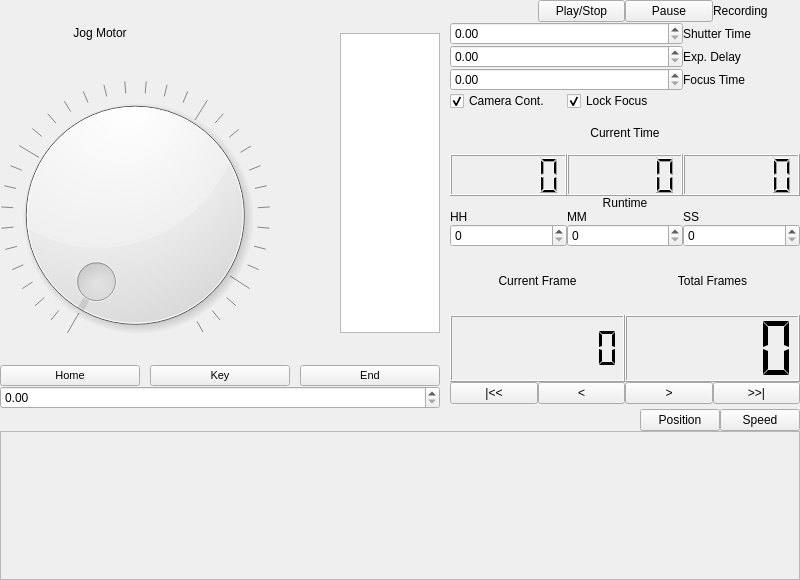
Before: the Qt Designer form Graffik/gui/filmwindow.ui in DynamicPerception/Graffik_Legacy, drawn with Qt 5.
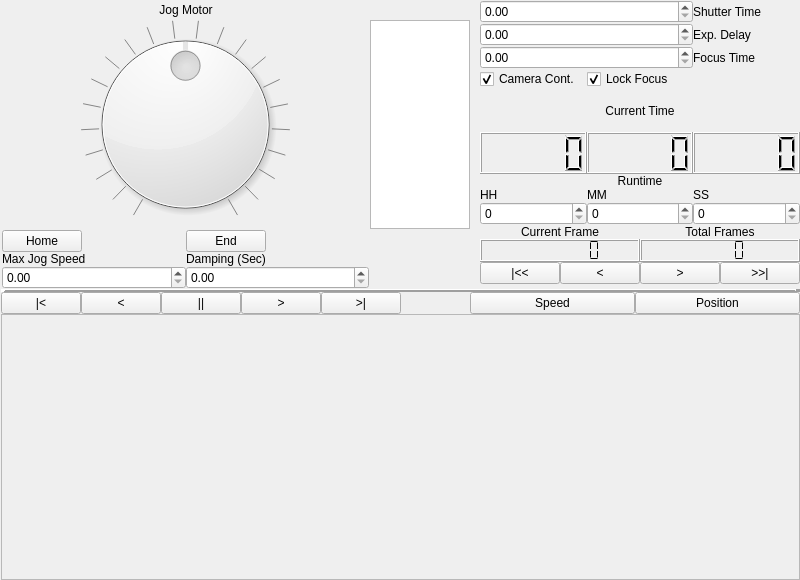
After: the same form once the commit is applied.

Commit message: * Re-factored several classes to not need to know about specific network object instances * Added damping and max jog speed values to retained axis options * Added damping and max jog speed control

```diff
--- a/Graffik/gui/filmwindow.ui
+++ b/Graffik/gui/filmwindow.ui
@@ -14,43 +14,234 @@
    <string>Form</string>
   </property>
   <layout class="QGridLayout" name="gridLayout">
+   <property name="sizeConstraint">
+    <enum>QLayout::SetDefaultConstraint</enum>
+   </property>
    <property name="margin">
     <number>0</number>
    </property>
    <property name="spacing">
     <number>0</number>
    </property>
-   <item row="1" column="4" colspan="2">
-    <widget class="QPushButton" name="pushButton_5">
+   <item row="2" column="0">
+    <layout class="QGridLayout" name="gridLayout_5">
+     <item row="0" column="1" colspan="2">
+      <layout class="QGridLayout" name="jogGrid">
+       <property name="sizeConstraint">
+        <enum>QLayout::SetDefaultConstraint</enum>
+       </property>
+       <property name="leftMargin">
+        <number>1</number>
+       </property>
+       <property name="rightMargin">
+        <number>0</number>
+       </property>
+       <property name="bottomMargin">
+        <number>0</number>
+       </property>
+       <property name="spacing">
+        <number>0</number>
+       </property>
+       <item row="0" column="0" colspan="3">
+        <widget class="QLabel" name="jobLabel">
      <property name="text">
-      <string>Position</string>
-     </property>
-    </widget>
-   </item>
-   <item row="1" column="6">
-    <widget class="QPushButton" name="pushButton_4">
+          <string>Jog Motor</string>
+         </property>
+         <property name="alignment">
+          <set>Qt::AlignCenter</set>
+         </property>
+        </widget>
+       </item>
+       <item row="1" column="0" rowspan="2" colspan="2">
+        <widget class="QDial" name="jogDial">
+         <property name="cursor">
+          <cursorShape>OpenHandCursor</cursorShape>
+         </property>
+         <property name="minimum">
+          <number>-210</number>
+         </property>
+         <property name="maximum">
+          <number>210</number>
+         </property>
+         <property name="value">
+          <number>0</number>
+         </property>
+         <property name="orientation">
+          <enum>Qt::Horizontal</enum>
+         </property>
+         <property name="notchTarget">
+          <double>20.000000000000000</double>
+         </property>
+         <property name="notchesVisible">
+          <bool>true</bool>
+         </property>
+        </widget>
+       </item>
+       <item row="3" column="0" colspan="2">
+        <spacer name="horizontalSpacer_2">
+         <property name="orientation">
+          <enum>Qt::Horizontal</enum>
+         </property>
+         <property name="sizeHint" stdset="0">
+          <size>
+           <width>40</width>
+           <height>1</height>
+          </size>
+         </property>
+        </spacer>
+       </item>
+       <item row="1" column="2" rowspan="2">
+        <spacer name="verticalSpacer_4">
+         <property name="orientation">
+          <enum>Qt::Vertical</enum>
+         </property>
+         <property name="sizeType">
+          <enum>QSizePolicy::MinimumExpanding</enum>
+         </property>
+         <property name="sizeHint" stdset="0">
+          <size>
+           <width>1</width>
+           <height>200</height>
+          </size>
+         </property>
+        </spacer>
+       </item>
+       <item row="4" column="0">
+        <layout class="QGridLayout" name="gridLayout_4">
+         <item row="0" column="0">
+          <widget class="QPushButton" name="jogHomeButton">
      <property name="text">
-      <string>Speed</string>
+            <string>Home</string>
      </property>
     </widget>
    </item>
-   <item row="1" column="3">
-    <spacer name="horizontalSpacer">
+         <item row="0" column="2">
+          <widget class="QPushButton" name="jogEndButton">
+           <property name="text">
+            <string>End</string>
+           </property>
+          </widget>
+         </item>
+         <item row="2" column="0" colspan="2">
+          <widget class="QDoubleSpinBox" name="jogSpeedSpin">
+           <property name="maximum">
+            <double>200.000000000000000</double>
+           </property>
+          </widget>
+         </item>
+         <item row="2" column="2" colspan="2">
+          <widget class="QDoubleSpinBox" name="jogDampSpin"/>
+         </item>
+         <item row="1" column="0" colspan="2">
+          <widget class="QLabel" name="jogSpeedLabel">
+           <property name="text">
+            <string>Max Jog Speed</string>
+           </property>
+          </widget>
+         </item>
+         <item row="1" column="2" colspan="2">
+          <widget class="QLabel" name="jogDampLabel">
+           <property name="text">
+            <string>Damping (Sec)</string>
+           </property>
+          </widget>
+         </item>
+         <item row="0" column="3">
+          <spacer name="horizontalSpacer_3">
      <property name="orientation">
       <enum>Qt::Horizontal</enum>
      </property>
+           <property name="sizeHint" stdset="0">
+            <size>
+             <width>40</width>
+             <height>20</height>
+            </size>
+           </property>
+          </spacer>
+         </item>
+         <item row="0" column="1">
+          <spacer name="horizontalSpacer_4">
+           <property name="orientation">
+            <enum>Qt::Horizontal</enum>
+           </property>
+           <property name="sizeHint" stdset="0">
+            <size>
+             <width>40</width>
+             <height>20</height>
+            </size>
+           </property>
+          </spacer>
+         </item>
+        </layout>
+       </item>
+       <item row="1" column="3" rowspan="2">
+        <widget class="QListView" name="devButtonList">
+         <property name="enabled">
+          <bool>true</bool>
+         </property>
+         <property name="sizePolicy">
+          <sizepolicy hsizetype="Expanding" vsizetype="Expanding">
+           <horstretch>72</horstretch>
+           <verstretch>100</verstretch>
+          </sizepolicy>
+         </property>
+         <property name="maximumSize">
+          <size>
+           <width>100</width>
+           <height>306</height>
+          </size>
+         </property>
+         <property name="baseSize">
+          <size>
+           <width>50</width>
+           <height>250</height>
+          </size>
+         </property>
+         <property name="frameShadow">
+          <enum>QFrame::Raised</enum>
+         </property>
+         <property name="midLineWidth">
+          <number>1</number>
+         </property>
+         <property name="autoScroll">
+          <bool>true</bool>
+         </property>
+         <property name="autoScrollMargin">
+          <number>8</number>
+         </property>
+         <property name="dragEnabled">
+          <bool>true</bool>
+         </property>
+         <property name="dragDropMode">
+          <enum>QAbstractItemView::InternalMove</enum>
+         </property>
+         <property name="defaultDropAction">
+          <enum>Qt::MoveAction</enum>
+         </property>
+         <property name="alternatingRowColors">
+          <bool>true</bool>
+         </property>
+        </widget>
+       </item>
+       <item row="0" column="3">
+        <spacer name="verticalSpacer_2">
+         <property name="orientation">
+          <enum>Qt::Vertical</enum>
+         </property>
      <property name="sizeType">
-      <enum>QSizePolicy::Maximum</enum>
+          <enum>QSizePolicy::Fixed</enum>
      </property>
      <property name="sizeHint" stdset="0">
       <size>
-       <width>200</width>
+           <width>1</width>
        <height>20</height>
       </size>
      </property>
     </spacer>
    </item>
-   <item row="0" column="2" colspan="5">
+      </layout>
+     </item>
+     <item row="0" column="3">
     <layout class="QGridLayout" name="gridLayout_6">
      <property name="leftMargin">
       <number>10</number>
@@ -58,31 +249,24 @@
      <property name="bottomMargin">
       <number>5</number>
      </property>
-     <item row="4" column="4">
+       <item row="3" column="4">
       <widget class="QPushButton" name="pushButton_9">
        <property name="text">
         <string>&gt;&gt;|</string>
        </property>
       </widget>
      </item>
-     <item row="3" column="3" colspan="2">
-      <widget class="QLCDNumber" name="lcdNumber">
-       <property name="lineWidth">
-        <number>1</number>
-       </property>
-       <property name="segmentStyle">
-        <enum>QLCDNumber::Flat</enum>
-       </property>
-      </widget>
-     </item>
-     <item row="0" column="4">
-      <widget class="QLabel" name="label_10">
-       <property name="text">
-        <string>Recording</string>
-       </property>
-      </widget>
-     </item>
      <item row="2" column="3" colspan="2">
+        <widget class="QLCDNumber" name="lcdNumber">
+         <property name="lineWidth">
+          <number>1</number>
+         </property>
+         <property name="segmentStyle">
+          <enum>QLCDNumber::Flat</enum>
+         </property>
+        </widget>
+       </item>
+       <item row="1" column="3" colspan="2">
       <widget class="QLabel" name="label_12">
        <property name="text">
         <string>Total Frames</string>
@@ -92,7 +276,7 @@
        </property>
       </widget>
      </item>
-     <item row="3" column="1" colspan="2">
+       <item row="2" column="1" colspan="2">
       <widget class="QLCDNumber" name="lcdNumber_2">
        <property name="font">
         <font>
@@ -111,7 +295,7 @@
        </property>
       </widget>
      </item>
-     <item row="2" column="1" colspan="2">
+       <item row="1" column="1" colspan="2">
       <widget class="QLabel" name="label_11">
        <property name="text">
         <string>Current Frame</string>
@@ -121,42 +305,28 @@
        </property>
       </widget>
      </item>
-     <item row="4" column="1">
+       <item row="3" column="1">
       <widget class="QPushButton" name="pushButton_7">
        <property name="text">
         <string>|&lt;&lt;</string>
        </property>
       </widget>
      </item>
-     <item row="4" column="2">
+       <item row="3" column="2">
       <widget class="QPushButton" name="pushButton_8">
        <property name="text">
         <string>&lt;</string>
        </property>
       </widget>
      </item>
-     <item row="4" column="3">
+       <item row="3" column="3">
       <widget class="QPushButton" name="pushButton_10">
        <property name="text">
         <string>&gt;</string>
        </property>
       </widget>
      </item>
-     <item row="0" column="3">
-      <widget class="QPushButton" name="pushButton_11">
-       <property name="text">
-        <string>Pause</string>
-       </property>
-      </widget>
-     </item>
-     <item row="0" column="2">
-      <widget class="QPushButton" name="pushButton_12">
-       <property name="text">
-        <string>Play/Stop</string>
-       </property>
-      </widget>
-     </item>
-     <item row="1" column="1" colspan="4">
+       <item row="0" column="1" colspan="4">
       <layout class="QGridLayout" name="gridLayout_2">
        <item row="0" column="0" rowspan="7">
         <spacer name="verticalSpacer">
@@ -291,188 +461,7 @@
      </item>
     </layout>
    </item>
-   <item row="0" column="1">
-    <layout class="QVBoxLayout" name="verticalLayout">
-     <item>
-      <layout class="QHBoxLayout" name="horizontalLayout_3">
-       <item>
-        <layout class="QGridLayout" name="gridLayout_5">
-         <property name="spacing">
-          <number>0</number>
-         </property>
-         <item row="1" column="0">
-          <widget class="QLabel" name="label">
-           <property name="text">
-            <string>Jog Motor</string>
-           </property>
-           <property name="alignment">
-            <set>Qt::AlignCenter</set>
-           </property>
-          </widget>
-         </item>
-         <item row="1" column="3" rowspan="3">
-          <widget class="QListView" name="devButtonList">
-           <property name="enabled">
-            <bool>true</bool>
-           </property>
-           <property name="sizePolicy">
-            <sizepolicy hsizetype="Fixed" vsizetype="Fixed">
-             <horstretch>75</horstretch>
-             <verstretch>100</verstretch>
-            </sizepolicy>
-           </property>
-           <property name="maximumSize">
-            <size>
-             <width>100</width>
-             <height>300</height>
-            </size>
-           </property>
-           <property name="baseSize">
-            <size>
-             <width>50</width>
-             <height>250</height>
-            </size>
-           </property>
-           <property name="frameShadow">
-            <enum>QFrame::Raised</enum>
-           </property>
-           <property name="autoScroll">
-            <bool>true</bool>
-           </property>
-           <property name="autoScrollMargin">
-            <number>8</number>
-           </property>
-           <property name="dragEnabled">
-            <bool>true</bool>
-           </property>
-           <property name="dragDropMode">
-            <enum>QAbstractItemView::InternalMove</enum>
-           </property>
-           <property name="defaultDropAction">
-            <enum>Qt::MoveAction</enum>
-           </property>
-          </widget>
-         </item>
-         <item row="5" column="0" colspan="4">
-          <widget class="QDoubleSpinBox" name="jogMaxSpeedWheel"/>
-         </item>
-         <item row="2" column="0" rowspan="2" colspan="2">
-          <widget class="QDial" name="dial">
-           <property name="minimum">
-            <number>1</number>
-           </property>
-           <property name="maximum">
-            <number>100</number>
-           </property>
-           <property name="notchTarget">
-            <double>10.000000000000000</double>
-           </property>
-           <property name="notchesVisible">
-            <bool>true</bool>
-           </property>
-          </widget>
-         </item>
-         <item row="0" column="0">
-          <spacer name="horizontalSpacer_3">
-           <property name="orientation">
-            <enum>Qt::Horizontal</enum>
-           </property>
-           <property name="sizeType">
-            <enum>QSizePolicy::Fixed</enum>
-           </property>
-           <property name="sizeHint" stdset="0">
-            <size>
-             <width>200</width>
-             <height>1</height>
-            </size>
-           </property>
-          </spacer>
-         </item>
-         <item row="4" column="0" colspan="4">
-          <layout class="QHBoxLayout" name="horizontalLayout_2" stretch="0,0,0">
-           <property name="spacing">
-            <number>10</number>
-           </property>
-           <property name="sizeConstraint">
-            <enum>QLayout::SetFixedSize</enum>
-           </property>
-           <item>
-            <widget class="QPushButton" name="pushButton_2">
-             <property name="font">
-              <font>
-               <pointsize>8</pointsize>
-              </font>
-             </property>
-             <property name="text">
-              <string>Home</string>
-             </property>
-            </widget>
-           </item>
-           <item>
-            <widget class="QPushButton" name="pushButton">
-             <property name="font">
-              <font>
-               <pointsize>8</pointsize>
-              </font>
-             </property>
-             <property name="text">
-              <string>Key</string>
-             </property>
-            </widget>
-           </item>
-           <item>
-            <widget class="QPushButton" name="pushButton_3">
-             <property name="font">
-              <font>
-               <pointsize>8</pointsize>
-              </font>
-             </property>
-             <property name="text">
-              <string>End</string>
-             </property>
-            </widget>
-           </item>
-          </layout>
-         </item>
-         <item row="1" column="1">
-          <spacer name="verticalSpacer_2">
-           <property name="orientation">
-            <enum>Qt::Vertical</enum>
-           </property>
-           <property name="sizeType">
-            <enum>QSizePolicy::Fixed</enum>
-           </property>
-           <property name="sizeHint" stdset="0">
-            <size>
-             <width>1</width>
-             <height>5</height>
-            </size>
-           </property>
-          </spacer>
-         </item>
-         <item row="2" column="2" rowspan="2">
-          <spacer name="verticalSpacer_3">
-           <property name="orientation">
-            <enum>Qt::Vertical</enum>
-           </property>
-           <property name="sizeType">
-            <enum>QSizePolicy::Fixed</enum>
-           </property>
-           <property name="sizeHint" stdset="0">
-            <size>
-             <width>1</width>
-             <height>300</height>
-            </size>
-           </property>
-          </spacer>
-         </item>
-        </layout>
-       </item>
-      </layout>
-     </item>
-    </layout>
-   </item>
-   <item row="2" column="0" colspan="7">
+     <item row="5" column="1" colspan="3">
     <widget class="QScrollArea" name="scrollArea">
      <property name="widgetResizable">
       <bool>true</bool>
@@ -485,12 +474,113 @@
        <rect>
         <x>0</x>
         <y>0</y>
-        <width>792</width>
-        <height>153</height>
+          <width>783</width>
+          <height>145</height>
        </rect>
       </property>
      </widget>
     </widget>
+     </item>
+     <item row="2" column="3">
+      <layout class="QHBoxLayout" name="horizontalLayout_3">
+       <item>
+        <widget class="QPushButton" name="pushButton_4">
+         <property name="text">
+          <string>Speed</string>
+         </property>
+        </widget>
+       </item>
+       <item>
+        <widget class="QPushButton" name="pushButton_5">
+         <property name="text">
+          <string>Position</string>
+         </property>
+        </widget>
+       </item>
+      </layout>
+     </item>
+     <item row="2" column="2">
+      <spacer name="horizontalSpacer">
+       <property name="orientation">
+        <enum>Qt::Horizontal</enum>
+       </property>
+       <property name="sizeHint" stdset="0">
+        <size>
+         <width>40</width>
+         <height>20</height>
+        </size>
+       </property>
+      </spacer>
+     </item>
+     <item row="2" column="1">
+      <layout class="QHBoxLayout" name="horizontalLayout_4">
+       <item>
+        <widget class="QPushButton" name="pushButton_3">
+         <property name="text">
+          <string>|&lt;</string>
+         </property>
+        </widget>
+       </item>
+       <item>
+        <widget class="QPushButton" name="pushButton_6">
+         <property name="text">
+          <string>&lt;</string>
+         </property>
+        </widget>
+       </item>
+       <item>
+        <widget class="QPushButton" name="pushButton_11">
+         <property name="text">
+          <string>||</string>
+         </property>
+        </widget>
+       </item>
+       <item>
+        <widget class="QPushButton" name="pushButton_12">
+         <property name="text">
+          <string>&gt;</string>
+         </property>
+        </widget>
+       </item>
+       <item>
+        <widget class="QPushButton" name="pushButton_13">
+         <property name="text">
+          <string>&gt;|</string>
+         </property>
+        </widget>
+       </item>
+      </layout>
+     </item>
+     <item row="1" column="1" colspan="3">
+      <widget class="Line" name="line_2">
+       <property name="frameShadow">
+        <enum>QFrame::Raised</enum>
+       </property>
+       <property name="lineWidth">
+        <number>5</number>
+       </property>
+       <property name="midLineWidth">
+        <number>0</number>
+       </property>
+       <property name="orientation">
+        <enum>Qt::Horizontal</enum>
+       </property>
+      </widget>
+     </item>
+     <item row="0" column="0">
+      <spacer name="verticalSpacer_5">
+       <property name="orientation">
+        <enum>Qt::Vertical</enum>
+       </property>
+       <property name="sizeHint" stdset="0">
+        <size>
+         <width>1</width>
+         <height>40</height>
+        </size>
+       </property>
+      </spacer>
+     </item>
+    </layout>
    </item>
   </layout>
  </widget>
```
Lines whose indentation alone changed are shown as unchanged. The commit also changes 31 other files.
